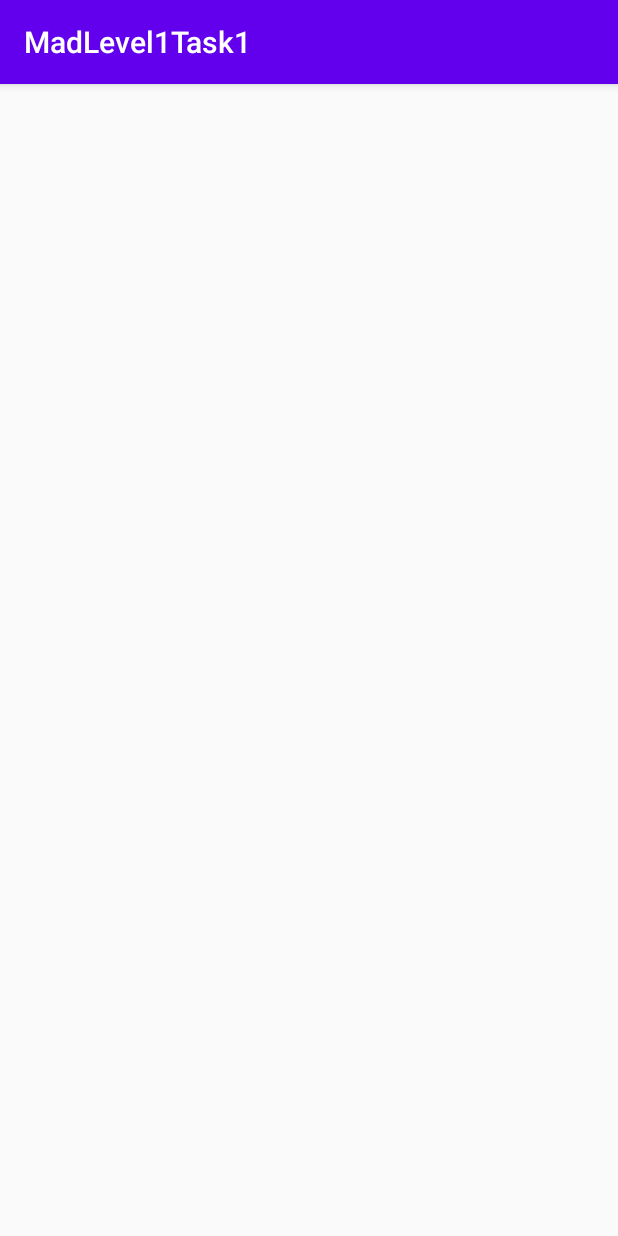
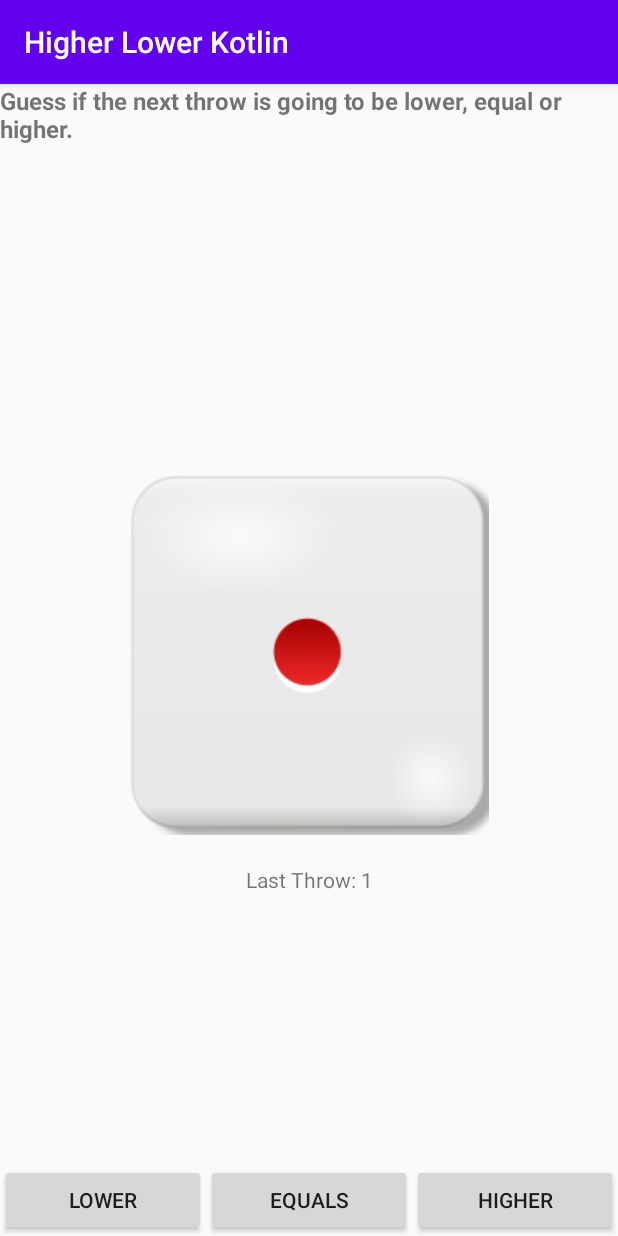
Before and after one commit to Mezeman1/MobileDev, an Android app: the screen it shows after launch (HigherLowerActivity), on a phone screen of 412 x 824 dp. Run offline under Robolectric (Android 15) with nearby library versions, the phone set to English and light mode, and no system bars.

Commit message:
finish taks 1

```diff
--- a/Level 1/MadLevel1Task1/app/src/main/java/com/example/madlevel1task1/HigherLowerActivity.kt
+++ b/Level 1/MadLevel1Task1/app/src/main/java/com/example/madlevel1task1/HigherLowerActivity.kt
@@ -2,15 +2,88 @@ package com.example.madlevel1task1
 
 import androidx.appcompat.app.AppCompatActivity
 import android.os.Bundle
+import android.widget.Toast
 import com.example.madlevel1task1.databinding.ActivityHigherLowerBinding
+import kotlinx.android.synthetic.main.activity_higher_lower.*
 
 class HigherLowerActivity : AppCompatActivity() {
 
     private lateinit var binding: ActivityHigherLowerBinding
+    private var currentThrow: Int = 1
+    private var lastThrow: Int = 1
 
     override fun onCreate(savedInstanceState: Bundle?) {
         super.onCreate(savedInstanceState)
         binding = ActivityHigherLowerBinding.inflate(layoutInflater)
         setContentView(binding.root)
+        initViews()
     }
+
+    /**
+     * Set the initial (UI) state of the game.
+     */
+    private fun initViews() {
+        updateUI()
+        btnEqual.setOnClickListener { onEqualsClick() }
+        btnHigher.setOnClickListener { onHigherClick() }
+        btnLower.setOnClickListener { onLowerClick() }
+    }
+
+    private fun rollDice() {
+        lastThrow = currentThrow
+        currentThrow = (1..6).random()
+        updateUI()
+    }
+
+    private fun onHigherClick() {
+        rollDice()
+        if(currentThrow > lastThrow) {
+            onAnswerCorrect()
+        } else {
+            onAnswerWrong()
+        }
+    }
+
+    private fun onLowerClick() {
+        rollDice()
+        if(currentThrow < lastThrow) {
+            onAnswerCorrect()
+        } else {
+            onAnswerWrong()
+        }
+    }
+
+    private fun onEqualsClick() {
+        rollDice()
+        if(currentThrow == lastThrow) {
+            onAnswerCorrect()
+        } else {
+            onAnswerWrong()
+        }
+    }
+
+    private fun onAnswerCorrect() {
+        Toast.makeText(this, getString(R.string.correct), Toast.LENGTH_SHORT).show()
+    }
+
+    private fun onAnswerWrong() {
+        Toast.makeText(this, getString(R.string.incorrect), Toast.LENGTH_SHORT).show()
+    }
+
+    /**
+     * Update the last throw text and the dice image resource drawable with the current throw.
+     */
+    private fun updateUI() {
+        binding.tvLastThrow.text = getString(R.string.last_throw, lastThrow)
+
+        when (currentThrow) {
+            1 -> ivDice.setImageResource(R.drawable.dice1)
+            2 -> ivDice.setImageResource(R.drawable.dice2)
+            3 -> ivDice.setImageResource(R.drawable.dice3)
+            4 -> ivDice.setImageResource(R.drawable.dice4)
+            5 -> ivDice.setImageResource(R.drawable.dice5)
+            6 -> ivDice.setImageResource(R.drawable.dice6)
+        }
+    }
+
 }
--- a/Level 1/MadLevel1Task1/app/src/main/res/layout/activity_higher_lower.xml
+++ b/Level 1/MadLevel1Task1/app/src/main/res/layout/activity_higher_lower.xml
@@ -1,18 +1,69 @@
 <?xml version="1.0" encoding="utf-8"?>
-<androidx.constraintlayout.widget.ConstraintLayout xmlns:android="http://schemas.android.com/apk/res/android"
+<androidx.constraintlayout.widget.ConstraintLayout
+    xmlns:android="http://schemas.android.com/apk/res/android"
+    xmlns:tools="http://schemas.android.com/tools"
     xmlns:app="http://schemas.android.com/apk/res-auto"
-    xmlns:tools="http://schemas.android.com/tools"
     android:layout_width="match_parent"
     android:layout_height="match_parent"
     tools:context=".HigherLowerActivity">
 
     <TextView
+        android:id="@+id/tvTitle"
         android:layout_width="wrap_content"
         android:layout_height="wrap_content"
-        android:text="Hello World!"
-        app:layout_constraintBottom_toBottomOf="parent"
-        app:layout_constraintLeft_toLeftOf="parent"
-        app:layout_constraintRight_toRightOf="parent"
+        android:text="@string/title"
+        android:textSize="16sp"
+        android:textStyle="bold"
+        app:layout_constraintEnd_toEndOf="parent"
+        app:layout_constraintStart_toStartOf="parent"
         app:layout_constraintTop_toTopOf="parent" />
 
+    <ImageView
+        android:id="@+id/ivDice"
+        android:layout_width="wrap_content"
+        android:layout_height="wrap_content"
+        android:contentDescription="@string/dice"
+        app:layout_constraintBottom_toTopOf="@id/btnEqual"
+        app:layout_constraintEnd_toEndOf="parent"
+        app:layout_constraintStart_toStartOf="parent"
+        app:layout_constraintTop_toBottomOf="@id/tvTitle" />
+
+    <TextView
+        android:id="@+id/tvLastThrow"
+        android:layout_width="wrap_content"
+        android:layout_height="wrap_content"
+        android:layout_marginTop="20dp"
+        app:layout_constraintEnd_toEndOf="parent"
+        app:layout_constraintStart_toStartOf="parent"
+        app:layout_constraintTop_toBottomOf="@id/ivDice" />
+
+
+    <Button
+        android:id="@+id/btnLower"
+        android:layout_width="0dp"
+        android:layout_height="wrap_content"
+        android:text="@string/lower"
+        app:layout_constraintBottom_toBottomOf="parent"
+        app:layout_constraintEnd_toStartOf="@id/btnEqual"
+        app:layout_constraintStart_toStartOf="parent" />
+
+    <Button
+        android:id="@+id/btnEqual"
+        android:layout_width="0dp"
+        android:layout_height="wrap_content"
+        android:text="@string/equals"
+        app:layout_constraintBottom_toBottomOf="parent"
+        app:layout_constraintEnd_toStartOf="@id/btnHigher"
+        app:layout_constraintStart_toEndOf="@id/btnLower" />
+
+    <Button
+        android:id="@+id/btnHigher"
+        android:layout_width="0dp"
+        android:layout_height="wrap_content"
+        android:text="@string/higher"
+        app:layout_constraintBottom_toBottomOf="parent"
+        app:layout_constraintEnd_toEndOf="parent"
+        app:layout_constraintStart_toEndOf="@id/btnEqual" />
+
+
 </androidx.constraintlayout.widget.ConstraintLayout>
--- a/Level 1/MadLevel1Task1/app/src/main/res/values/strings.xml
+++ b/Level 1/MadLevel1Task1/app/src/main/res/values/strings.xml
@@ -1,3 +1,11 @@
 <resources>
-    <string name="app_name">MadLevel1Task1</string>
+    <string name="app_name">Higher Lower Kotlin</string>
+    <string name="title">Guess if the next throw is going to be lower, equal or higher.</string>
+    <string name="last_throw">Last Throw: %d</string>
+    <string name="higher">Higher</string>
+    <string name="equals">Equals</string>
+    <string name="lower">Lower</string>
+    <string name="dice">Dice</string>
+    <string name="correct">Correct</string>
+    <string name="incorrect">Incorrect</string>
 </resources>
```
Also changed, not shown: Level 1/MadLevel1Task1/app/src/main/res/drawable/dice1.png (added), Level 1/MadLevel1Task1/app/src/main/res/drawable/dice2.png (added), Level 1/MadLevel1Task1/app/src/main/res/drawable/dice3.png (added), Level 1/MadLevel1Task1/app/src/main/res/drawable/dice4.png (added), Level 1/MadLevel1Task1/app/src/main/res/drawable/dice5.png (added), Level 1/MadLevel1Task1/app/src/main/res/drawable/dice6.png (added).
